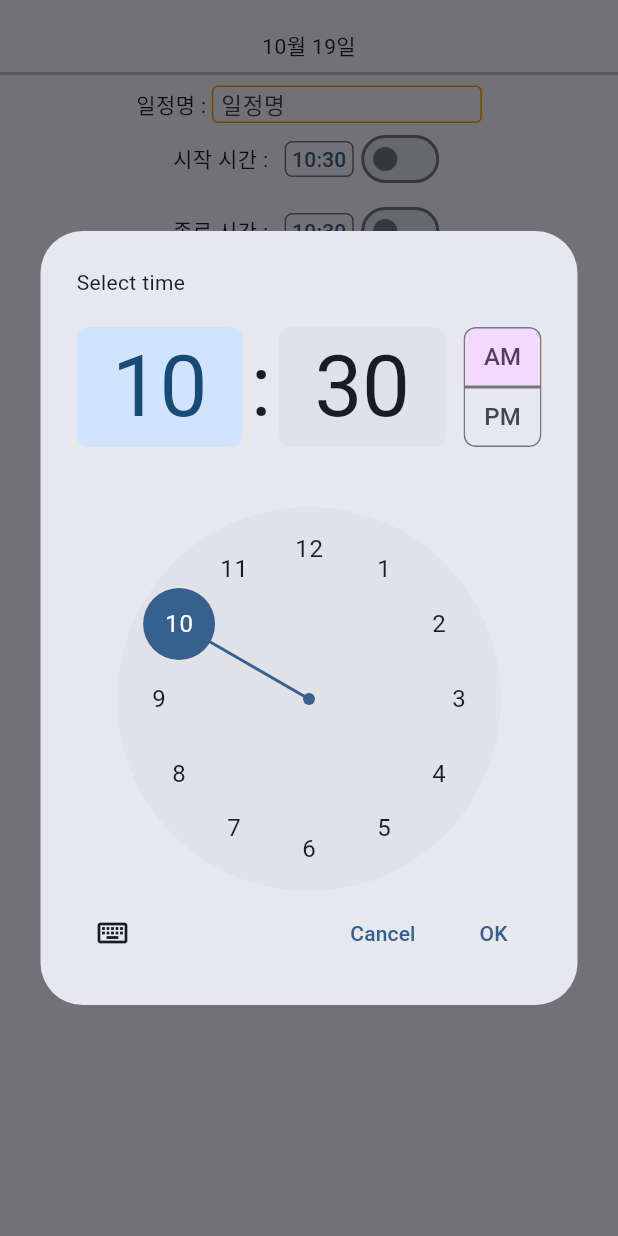
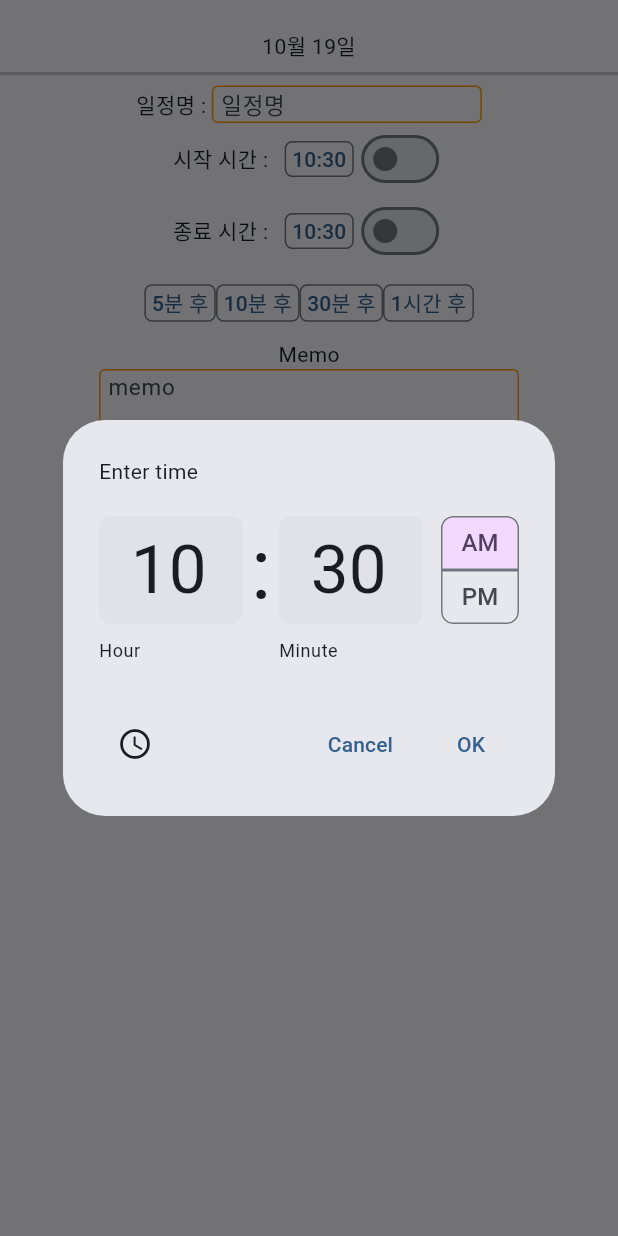
Before and after one commit to kheeyoung/flutter_DailyApp, a Flutter app: the Pomodoroedit screen opened directly with empty values, after a tap on an icon or button, on a phone screen of 412 x 824 dp. Run offline on Flutter 3.47's test engine with Material 3 defaults, Android fonts, the phone set to English and light mode, and no system bars; our stand-ins replace calendar_timeline, flutter_local_notifications, sqflite, table_calendar, timezone; missing offline and left inert: dart:ffi; accounts and stored records are empty; statements that could not run were skipped.

Commit message:
MVC 패턴으로 리펙토링

```diff
--- a/lib/db/scheduleDTO.dart
+++ b/lib/db/scheduleDTO.dart
@@ -7,6 +7,32 @@ class Scheduledto{
   bool _schedule_alarm;
   String _schedule_memo;
   int _schedule_next;
+  int _schedule_alarmID;
+
+  int get schedule_id => _schedule_id;
+
+  set schedule_id(int value) {
+    _schedule_id = value;
+  }
+
+  Scheduledto(
+      this._schedule_id,
+      this._schedule_name,
+      this._schedule_start,
+      this._schedule_end,
+      this._schedule_time,
+      this._schedule_alarm,
+      this._schedule_memo,
+      this._schedule_next,
+      this._schedule_alarmID);
+
+  String get schedule_name => _schedule_name;
+
+  int get schedule_alarmID => _schedule_alarmID;
+
+  set schedule_alarmID(int value) {
+    _schedule_alarmID = value;
+  }
 
   int get schedule_next => _schedule_next;
 
@@ -14,27 +40,22 @@ class Scheduledto{
     _schedule_next = value;
   }
 
-  String get schedule_name => _schedule_name;
+  String get schedule_memo => _schedule_memo;
 
-  set schedule_name(String value) {
-    _schedule_name = value;
+  set schedule_memo(String value) {
+    _schedule_memo = value;
   }
 
-  Scheduledto(this._schedule_id, this._schedule_name, this._schedule_start, this._schedule_end,
-      this._schedule_time, this._schedule_alarm, this._schedule_memo,this._schedule_next);
+  bool get schedule_alarm => _schedule_alarm;
 
-
-  int get schedule_id => _schedule_id;
-
-  set schedule_id(int value) {
-    _schedule_id = value;
+  set schedule_alarm(bool value) {
+    _schedule_alarm = value;
   }
 
+  String get schedule_time => _schedule_time;
 
-  String get schedule_start => _schedule_start;
-
-  set schedule_start(String value) {
-    _schedule_start = value;
+  set schedule_time(String value) {
+    _schedule_time = value;
   }
 
   String get schedule_end => _schedule_end;
@@ -43,23 +64,13 @@ class Scheduledto{
     _schedule_end = value;
   }
 
-  String get schedule_time => _schedule_time;
+  String get schedule_start => _schedule_start;
 
-  set schedule_time(String value) {
-    _schedule_time = value;
+  set schedule_start(String value) {
+    _schedule_start = value;
   }
 
-  bool get schedule_alarm => _schedule_alarm;
-
-  set schedule_alarm(bool value) {
-    _schedule_alarm = value;
+  set schedule_name(String value) {
+    _schedule_name = value;
   }
-
-  String get schedule_memo => _schedule_memo;
-
-  set schedule_memo(String value) {
-    _schedule_memo = value;
-  }
-
-
 }
--- a/lib/screen/pomodoroEdit.dart
+++ b/lib/screen/pomodoroEdit.dart
@@ -63,7 +63,8 @@ class _PomodoroeditState extends State<Pomodoroedit> {
     return GestureDetector(
         onTap: (){FocusScope.of(context).unfocus();},
         child: Scaffold(
-          body: Column(
+          body: SingleChildScrollView(
+            child: Column(
               mainAxisAlignment: MainAxisAlignment.center,
               mainAxisSize: MainAxisSize.min,
               children: [
@@ -109,9 +110,7 @@ class _PomodoroeditState extends State<Pomodoroedit> {
                     const SizedBox(width: 10,),
                     mb.myOutLinedButton(()async{
                       selectedTimeStart=await mn.TimePicker(context, TimeOfDay.now());
-
                       setState(() {});
-
 
                     },
                         selectedTimeStart==null?"시간 설정":selectedTimeStart!.hour.toString()+":"+selectedTimeStart!.minute.toString()
@@ -140,7 +139,6 @@ class _PomodoroeditState extends State<Pomodoroedit> {
                     const SizedBox(width: 10,),
                     mb.myOutLinedButton(()async{
                       selectedTimeEnd=await mn.TimePicker(context, selectedTimeStart);
-                    print(selectedTimeStart);
                       setState(() {});
                     },
                         selectedTimeEnd==null?"시간 설정":selectedTimeEnd!.hour.toString()+":"+selectedTimeEnd!.minute.toString()
@@ -158,6 +156,25 @@ class _PomodoroeditState extends State<Pomodoroedit> {
                       },
                     )
                   ],),
+                //빠른 종료 시간 설정
+                Row(
+                  mainAxisAlignment: MainAxisAlignment.center,
+                  children: [
+                    mb.myOutLinedButton((){
+                      selectedTimeEnd=remakeTime(selectedTimeEnd, 5);
+                      setState(() {});}, "5분 후"),
+                    mb.myOutLinedButton((){
+                      selectedTimeEnd=remakeTime(selectedTimeEnd, 10);
+                      setState(() {});}, "10분 후"),
+                    mb.myOutLinedButton((){
+                      selectedTimeEnd=remakeTime(selectedTimeEnd, 30);
+                      setState(() {});}, "30분 후"),
+                    mb.myOutLinedButton((){
+                      selectedTimeEnd=remakeTime(selectedTimeEnd, 60);
+                      setState(() {});}, "1시간 후"),
+
+                  ],
+                ),
                 //메모 입력
                 const Text("Memo"),
                 SizedBox(
@@ -294,6 +311,23 @@ class _PomodoroeditState extends State<Pomodoroedit> {
               ],
             ),
           ),
+        ),
       );
   }
+
+  TimeOfDay remakeTime(TimeOfDay selectedTimeEnd, int i) {
+    if(selectedTimeEnd!=null){
+      int m = selectedTimeEnd.minute+i;
+      int h = selectedTimeEnd.hour;
+      if(m>=60){
+        h++;
+        m-=60;
       }
+      if(h>=24){mn.DialogBasic(context, "시간은 자정을 넘길 수 없습니다.");}
+      else{
+        selectedTimeEnd= TimeOfDay(hour: h, minute: m);
+      }
+    }
+    return selectedTimeEnd;
+  }
+}
--- a/lib/widget/MyNotification.dart
+++ b/lib/widget/MyNotification.dart
@@ -77,16 +77,10 @@ class MyNotification {
     selectedTime =
         await showTimePicker(
             context: context,
-            initialTime: TimeOfDay.now()
+            initialTime: TimeOfDay.now(),
+          initialEntryMode: TimePickerEntryMode.input
         );
 
-    if(otherTime!=null){
-      if(otherTime.hour>selectedTime!.hour ||
-          (otherTime.minute>selectedTime.minute && otherTime.hour>=selectedTime.hour)){
-        DialogBasic(context, "알람은 괴거로 설정 할 수 없으며, \n종료시간은 시작 시간 이후로 설정해주세요.");
-        return TimeOfDay.now();
-      }
-    }
     return selectedTime;
   }
 
```
Also changed, not shown: lib/db/DbHelper.dart (+22 -3 lines), lib/screen/date_schedule.dart (+39 -23 lines). Lines whose indentation alone changed are shown as unchanged.
